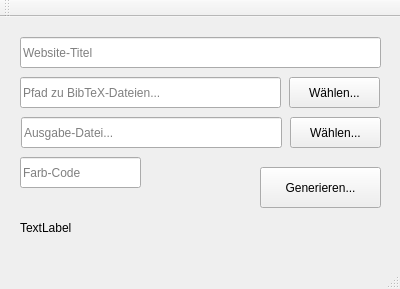
Qt form src/gui/mainwindow.ui (nullptrT/bibtex2website) before a commit.
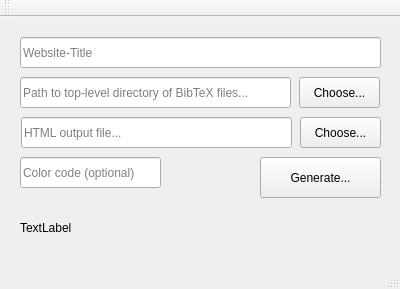
The same form after that commit.

The edit to the form file:
```diff
--- a/src/gui/mainwindow.ui
+++ b/src/gui/mainwindow.ui
@@ -39,13 +39,13 @@
     <property name="geometry">
      <rect>
       <x>260</x>
-      <y>150</y>
+      <y>140</y>
       <width>121</width>
       <height>41</height>
      </rect>
     </property>
     <property name="text">
-     <string>Generieren...</string>
+     <string>Generate...</string>
     </property>
    </widget>
    <widget class="QLineEdit" name="title">
@@ -58,7 +58,7 @@
      </rect>
     </property>
     <property name="placeholderText">
-     <string>Website-Titel</string>
+     <string>Website-Title</string>
     </property>
    </widget>
    <widget class="QLineEdit" name="folder">
@@ -66,25 +66,25 @@
      <rect>
       <x>20</x>
       <y>60</y>
-      <width>261</width>
+      <width>271</width>
       <height>31</height>
      </rect>
     </property>
     <property name="placeholderText">
-     <string>Pfad zu BibTeX-Dateien...</string>
+     <string>Path to top-level directory of BibTeX files...</string>
     </property>
    </widget>
    <widget class="QPushButton" name="button_choose_folder">
     <property name="geometry">
      <rect>
-      <x>289</x>
+      <x>299</x>
       <y>60</y>
-      <width>91</width>
+      <width>81</width>
       <height>31</height>
      </rect>
     </property>
     <property name="text">
-     <string>Wählen...</string>
+     <string>Choose...</string>
     </property>
    </widget>
    <widget class="QLineEdit" name="file">
@@ -92,25 +92,25 @@
      <rect>
       <x>21</x>
       <y>100</y>
-      <width>261</width>
+      <width>271</width>
       <height>31</height>
      </rect>
     </property>
     <property name="placeholderText">
-     <string>Ausgabe-Datei...</string>
+     <string>HTML output file...</string>
     </property>
    </widget>
    <widget class="QPushButton" name="button_choose_file">
     <property name="geometry">
      <rect>
-      <x>290</x>
+      <x>300</x>
       <y>100</y>
-      <width>91</width>
+      <width>81</width>
       <height>31</height>
      </rect>
     </property>
     <property name="text">
-     <string>Wählen...</string>
+     <string>Choose...</string>
     </property>
    </widget>
    <widget class="QLabel" name="status">
@@ -134,7 +134,7 @@
      <rect>
       <x>20</x>
       <y>140</y>
-      <width>121</width>
+      <width>141</width>
       <height>31</height>
      </rect>
     </property>
@@ -142,7 +142,7 @@
      <string>Ein 6-stelliger Farbcode wie #649600. Wenn nicht festgelegt, wird ein automatischer gewählt.</string>
     </property>
     <property name="placeholderText">
-     <string>Farb-Code</string>
+     <string>Color code (optional)</string>
     </property>
    </widget>
   </widget>
```
Left out of the diff: 20 changed lines with no effect on the pictures.
